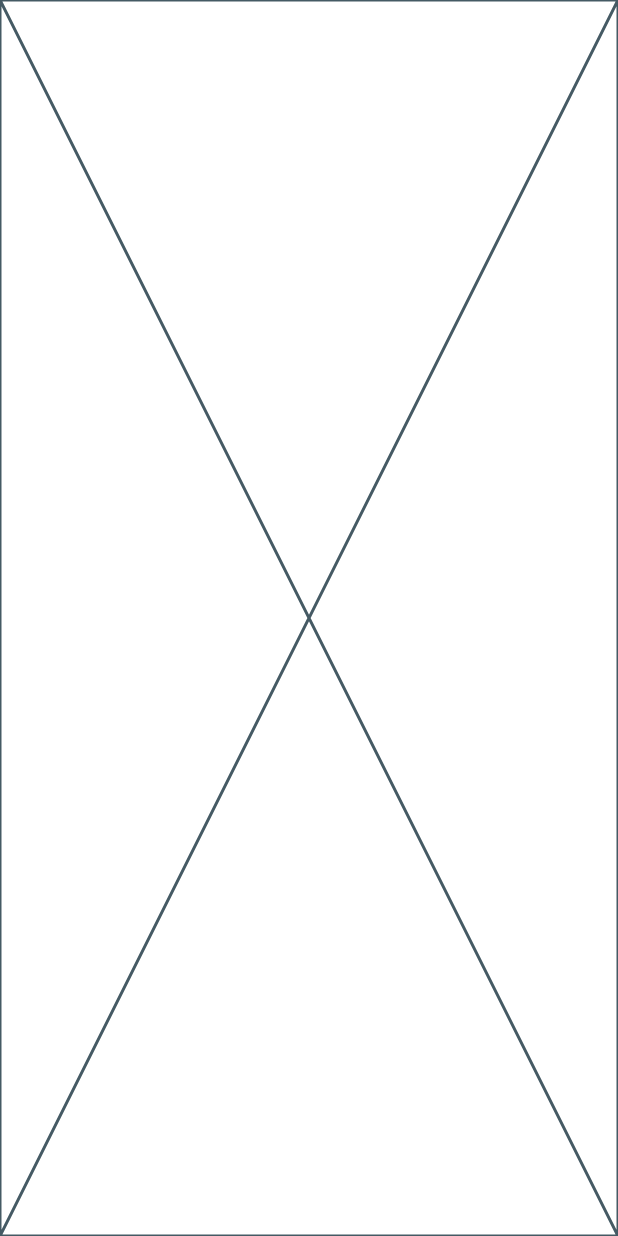
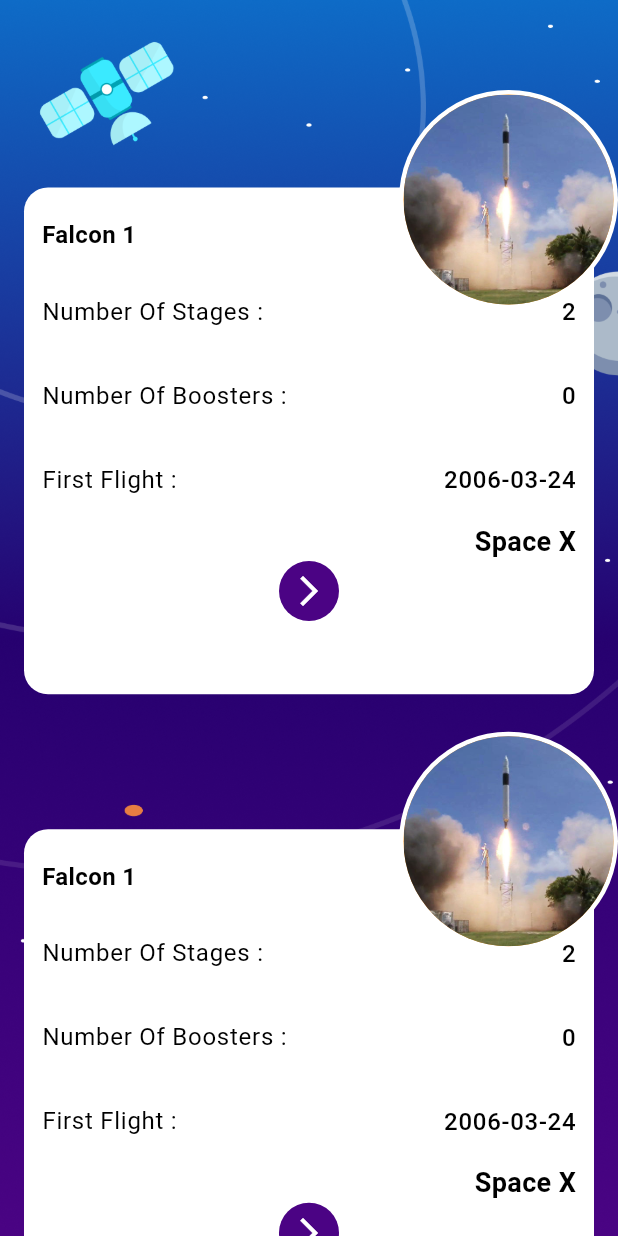
Before and after one commit to BaselAmin1/Mentorship_B1_B_Team, a Flutter app: the screen it shows after launch, on a phone screen of 412 x 824 dp. Run offline on Flutter 3.47's test engine with Material 3 defaults, Android fonts, the phone set to English and light mode, and no system bars; our stand-ins replace dio, flutter_bloc, flutter_screenutil, get_it, page_transition, pretty_dio_logger and 1 more.

Commit message:
rocket view done

```diff
--- /dev/null
+++ b/devtools_options.yaml
@@ -0,0 +1 @@
+extensions:
--- a/lib/core/routing/app_router.dart
+++ b/lib/core/routing/app_router.dart
@@ -1,7 +1,7 @@
 import 'package:flutter/material.dart';
 import 'package:page_transition/page_transition.dart';
 import 'package:space_x/core/routing/routes.dart';
-import 'package:space_x/features/rockets/presentaion/views/rocket_view.dart';
+import 'package:space_x/features/rockets/presentation/views/rocket_view.dart';
 
 class AppRouter {
   Route generateRoute(RouteSettings settings) {
--- a/lib/core/theming/assets.dart
+++ b/lib/core/theming/assets.dart
@@ -4,4 +4,6 @@ class Assets {
   /// Assets for assetsImagesLogo
   /// assets/images/logo.jpeg
   static const String assetsImagesLogo = "assets/images/logo.jpeg";
+  static const String backGroundImage = 'assets/images/home_back_ground_image.png';
+  static const String rocketTestImage = 'assets/images/rocket_test_image.jpeg';
 }
--- a/lib/features/rockets/presentaion/views/widgets/rockets_view_body.dart
+++ /dev/null
@@ -1,10 +0,0 @@
-import 'package:flutter/material.dart';
-
-class RocketsViewBody extends StatelessWidget {
-  const RocketsViewBody({super.key});
-
-  @override
-  Widget build(BuildContext context) {
-    return const Placeholder();
-  }
-}
--- a/lib/features/rockets/presentaion/views/rocket_view.dart
+++ b/lib/features/rockets/presentation/views/rocket_view.dart
@@ -1,5 +1,5 @@
 import 'package:flutter/material.dart';
-import 'package:space_x/features/rockets/presentaion/views/widgets/rockets_view_body.dart';
+import 'package:space_x/features/rockets/presentation/views/widgets/rockets_view_body.dart';
 
 class RocketsView extends StatelessWidget {
   const RocketsView({super.key});
@@ -7,6 +7,7 @@ class RocketsView extends StatelessWidget {
   @override
   Widget build(BuildContext context) {
     return const Scaffold(
+
       body: RocketsViewBody(),
     );
   }
--- /dev/null
+++ b/lib/features/rockets/presentation/views/widgets/custom_rocket_view_image.dart
@@ -0,0 +1,26 @@
+import 'package:flutter/material.dart';
+import 'package:space_x/core/theming/assets.dart';
+
+class CustomRocketViewImage extends StatelessWidget {
+  const CustomRocketViewImage({
+    super.key,
+
+  });
+
+
+  @override
+  Widget build(BuildContext context) {
+    return Transform.translate(
+        offset:  const Offset(0, -45),
+        child: const Align(
+          alignment: Alignment.centerRight,
+          child: CircleAvatar(
+            radius: 73,backgroundColor: Colors.white,
+            child: CircleAvatar(
+              backgroundImage: AssetImage(Assets.rocketTestImage),
+              radius: 70,
+            ),
+          ),
+        ));
+  }
+}
--- /dev/null
+++ b/lib/features/rockets/presentation/views/widgets/rocket_item_details.dart
@@ -0,0 +1,46 @@
+
+import 'package:flutter/material.dart';
+import 'package:space_x/core/theming/text_styles.dart';
+
+class RocketItemDetails extends StatelessWidget {
+  const RocketItemDetails({
+    super.key,
+  });
+
+  @override
+  Widget build(BuildContext context) {
+    return Column(
+      crossAxisAlignment: CrossAxisAlignment.start,
+      children: [
+        Text(
+          'Falcon 1',
+          style: Styles.textStyle16.copyWith(fontWeight: FontWeight.bold),
+        ),
+        const SizedBox(height: 12,),
+        const ListTile(
+          contentPadding: EdgeInsets.zero,
+          title: Text('Number Of Stages : '),
+          trailing: Text('2',style: Styles.textStyle16,),
+        ),
+        const ListTile(
+          contentPadding: EdgeInsets.zero,
+          title: Text('Number Of Boosters : '),
+          trailing: Text('0',style: Styles.textStyle16),
+        ),
+        const ListTile(
+          contentPadding: EdgeInsets.zero,
+          title: Text('First Flight : '),
+          trailing: Text('2006-03-24',style: Styles.textStyle16),
+        ),
+        const Align(
+          alignment: Alignment.bottomRight,
+          child: Text('Space X',style: Styles.textStyle18,)),
+         const Align(alignment: Alignment.bottomCenter,
+
+        child: CircleAvatar(
+          backgroundColor:  Color(0xff4B0384),
+          child: Icon(Icons.arrow_forward_ios,color: Colors.white,)),)
+      ],
+    );
+  }
+}
--- /dev/null
+++ b/lib/features/rockets/presentation/views/widgets/rockets_list_view.dart
@@ -0,0 +1,23 @@
+import 'package:flutter/material.dart';
+import 'package:space_x/features/rockets/presentation/views/widgets/rockets_view_item.dart';
+
+class RocketsListView extends StatelessWidget {
+  const RocketsListView({
+    super.key,
+  });
+
+  @override
+  Widget build(BuildContext context) {
+    return Expanded(
+      child: ListView.builder(
+        physics: const BouncingScrollPhysics(),
+        padding: const EdgeInsets.only(top: 80),
+        itemBuilder: (context,index)=>const Padding(
+        padding: EdgeInsets.symmetric(vertical: 25),
+        child: RocketsViewItem(),
+      ),itemCount: 10,
+      scrollDirection: Axis.vertical,
+      ),
+    );
+  }
+}
--- /dev/null
+++ b/lib/features/rockets/presentation/views/widgets/rockets_view_body.dart
@@ -0,0 +1,23 @@
+import 'package:flutter/material.dart';
+import 'package:flutter/widgets.dart';
+import 'package:space_x/core/theming/assets.dart';
+import 'package:space_x/features/rockets/presentation/views/widgets/rockets_list_view.dart';
+
+class RocketsViewBody extends StatelessWidget {
+  const RocketsViewBody({super.key});
+
+  @override
+  Widget build(BuildContext context) {
+    return Container(
+      width: double.infinity,
+      height: double.infinity,
+      decoration: const BoxDecoration(
+        image: DecorationImage(
+          image: AssetImage(Assets.backGroundImage),
+          fit: BoxFit.cover,
+        ),
+      ),
+      child: const RocketsListView(),
+    );
+  }
+}
--- /dev/null
+++ b/lib/features/rockets/presentation/views/widgets/rockets_view_item.dart
@@ -0,0 +1,35 @@
+import 'package:flutter/material.dart';
+import 'package:space_x/features/rockets/presentation/views/widgets/custom_rocket_view_image.dart';
+import 'package:space_x/features/rockets/presentation/views/widgets/rocket_item_details.dart';
+
+
+class RocketsViewItem extends StatelessWidget {
+  const RocketsViewItem({super.key});
+
+  @override
+  Widget build(BuildContext context) {
+
+    var height= MediaQuery.sizeOf(context).height;
+    return Stack(
+      children: [
+        Align(alignment: Alignment.topCenter,
+          child: Container(
+            padding: const EdgeInsets.symmetric(vertical: 20, horizontal: 12),
+            margin: const EdgeInsets.symmetric(horizontal: 16,vertical: 20),
+            height:height*0.41,
+            width: double.infinity,
+            decoration: BoxDecoration(
+              color: Colors.white,
+              borderRadius: BorderRadius.circular(16),
+            ),
+            child:  const RocketItemDetails(),
+          ),
+        ),
+
+        const CustomRocketViewImage(),
+
+
+      ],
+    );
+  }
+}
--- a/lib/main.dart
+++ b/lib/main.dart
@@ -7,7 +7,6 @@ import 'package:space_x/core/di.dart';
 import 'package:space_x/core/routing/app_router.dart';
 import 'package:space_x/core/routing/routes.dart';
 import 'package:space_x/core/theming/themes.dart';
-import 'package:space_x/features/rockets/presentaion/views/rocket_view.dart';
 
 void main() async {
   WidgetsFlutterBinding.ensureInitialized();
```
Also changed, not shown: assets/images/home_back_ground_image.png (added), assets/images/rocket_test_image.jpeg (added).
